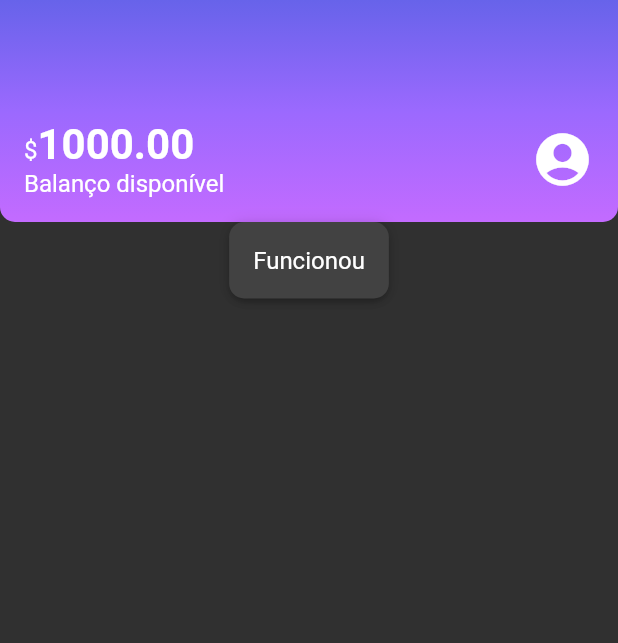
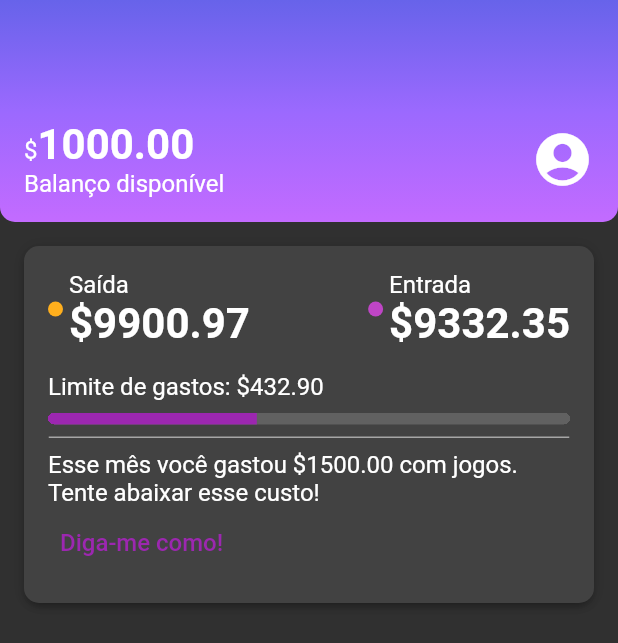
Before and after one commit to matheus-liber/alubank, a Flutter app: the screen it shows after launch, on a phone screen of 412 x 824 dp. Shown: the top 643 px of the screen. Run offline on Flutter 3.47's test engine with Material 2 defaults, Android fonts, the phone set to English and light mode, and no system bars.

Commit message:
Módulo 5 - Construindo seção Recent Activity

```diff
--- /dev/null
+++ b/lib/components/color_dot.dart
@@ -0,0 +1,15 @@
+import 'package:flutter/material.dart';
+
+class ColorDot extends StatelessWidget {
+  final Color? color;
+  const ColorDot({Key? key, required this.color}) : super(key: key);
+
+  @override
+  Widget build(BuildContext context) {
+    return Container(
+      width: 10,
+      height: 10,
+      decoration: BoxDecoration(color: color, borderRadius: BorderRadius.circular(10)),
+    );
+  }
+}
--- /dev/null
+++ b/lib/components/content_division.dart
@@ -0,0 +1,14 @@
+import 'package:alubank/themes/theme_colors.dart';
+import 'package:flutter/material.dart';
+
+class ContentDivision extends StatelessWidget {
+  const ContentDivision({super.key});
+
+  @override
+  Widget build(BuildContext context) {
+    return Container(
+      height: 1,
+      decoration: BoxDecoration(border: Border.all(color: ThemeColors.division)),
+    );
+  }
+}
--- /dev/null
+++ b/lib/components/sections/recent_activity.dart
@@ -0,0 +1,90 @@
+import 'package:alubank/components/box_card.dart';
+import 'package:alubank/components/color_dot.dart';
+import 'package:alubank/components/content_division.dart';
+import 'package:alubank/themes/theme_colors.dart';
+import 'package:flutter/material.dart';
+
+class RecentActivity extends StatelessWidget {
+  const RecentActivity({Key? key}) : super(key: key);
+
+  @override
+  Widget build(BuildContext context) {
+    return Padding(
+      padding: const EdgeInsets.all(16),
+      child: BoxCard(boxContent: _RecentActivityContent()),
+    );
+  }
+}
+
+class _RecentActivityContent extends StatelessWidget {
+  const _RecentActivityContent({Key? key}) : super(key: key);
+
+  @override
+  Widget build(BuildContext context) {
+    return Column(
+      crossAxisAlignment: CrossAxisAlignment.start,
+      children: [
+        Row(
+          mainAxisAlignment: MainAxisAlignment.spaceBetween,
+          children: [
+            Row(
+              children: [
+                Padding(
+                  padding: const EdgeInsets.only(right: 4.0),
+                  child: ColorDot(color: ThemeColors.recentActivity['spent']),
+                ),
+                Column(
+                  crossAxisAlignment: CrossAxisAlignment.start,
+                  children: [
+                    Text('Saída'),
+                    Text(
+                      '\$9900.97',
+                      style: Theme.of(context).textTheme.bodyLarge,
+                    )
+                  ],
+                )
+              ],
+            ),
+            Row(
+              children: [
+                Padding(
+                  padding: const EdgeInsets.only(right: 4.0),
+                  child: ColorDot(color: ThemeColors.recentActivity['income']),
+                ),
+                Column(
+                  crossAxisAlignment: CrossAxisAlignment.start,
+                  children: [
+                    Text('Entrada'),
+                    Text(
+                      '\$9332.35',
+                      style: Theme.of(context).textTheme.bodyLarge,
+                    )
+                  ],
+                )
+              ],
+            ),
+          ],
+        ),
+        Padding(
+          padding: const EdgeInsets.only(top: 16.0, bottom: 8.0),
+          child: Text(
+            'Limite de gastos: \$432.90',
+          ),
+        ),
+        Container(
+            clipBehavior: Clip.hardEdge,
+            decoration: BoxDecoration(borderRadius: BorderRadius.circular(5)),
+            child: LinearProgressIndicator(
+              value: 0.4,
+              minHeight: 8,
+            )),
+        Padding(
+          padding: const EdgeInsets.only(top: 8, bottom: 8),
+          child: ContentDivision(),
+        ),
+        Text('Esse mês você gastou \$1500.00 com jogos. Tente abaixar esse custo!'),
+        TextButton(onPressed: (){}, child: Text('Diga-me como!', style: TextStyle(fontSize: 16),))
+      ],
+    );
+  }
+}
--- a/lib/screens/home.dart
+++ b/lib/screens/home.dart
@@ -1,17 +1,21 @@
 import 'package:alubank/components/box_card.dart';
+import 'package:alubank/components/color_dot.dart';
+import 'package:alubank/components/content_division.dart';
 import 'package:alubank/components/sections/header.dart';
+import 'package:alubank/components/sections/recent_activity.dart';
+import 'package:alubank/themes/theme_colors.dart';
 import 'package:flutter/material.dart';
 
 class Home extends StatelessWidget {
   const Home({Key? key}) : super(key: key);
 
   @override
-  Widget build(BuildContext context){
-    return const Scaffold(
+  Widget build(BuildContext context) {
+    return Scaffold(
       body: Column(
         children: <Widget>[
           Header(),
-          BoxCard(boxContent: Text('Funcionou'))
+          RecentActivity(),
         ],
       ),
     );
--- a/lib/themes/theme_colors.dart
+++ b/lib/themes/theme_colors.dart
@@ -7,4 +7,9 @@ class ThemeColors {
     Color.fromRGBO(155, 105, 254, 1),
     Color.fromRGBO(195, 107, 255, 1)
   ];
+  static const recentActivity = {
+    'spent': Color.fromRGBO(255, 175, 29, 1.0),
+    'income': Color.fromRGBO(191, 69, 198, 1.0),
+  };
+  static const division = Color.fromRGBO(166, 166, 166, 1.0);
 }
```
